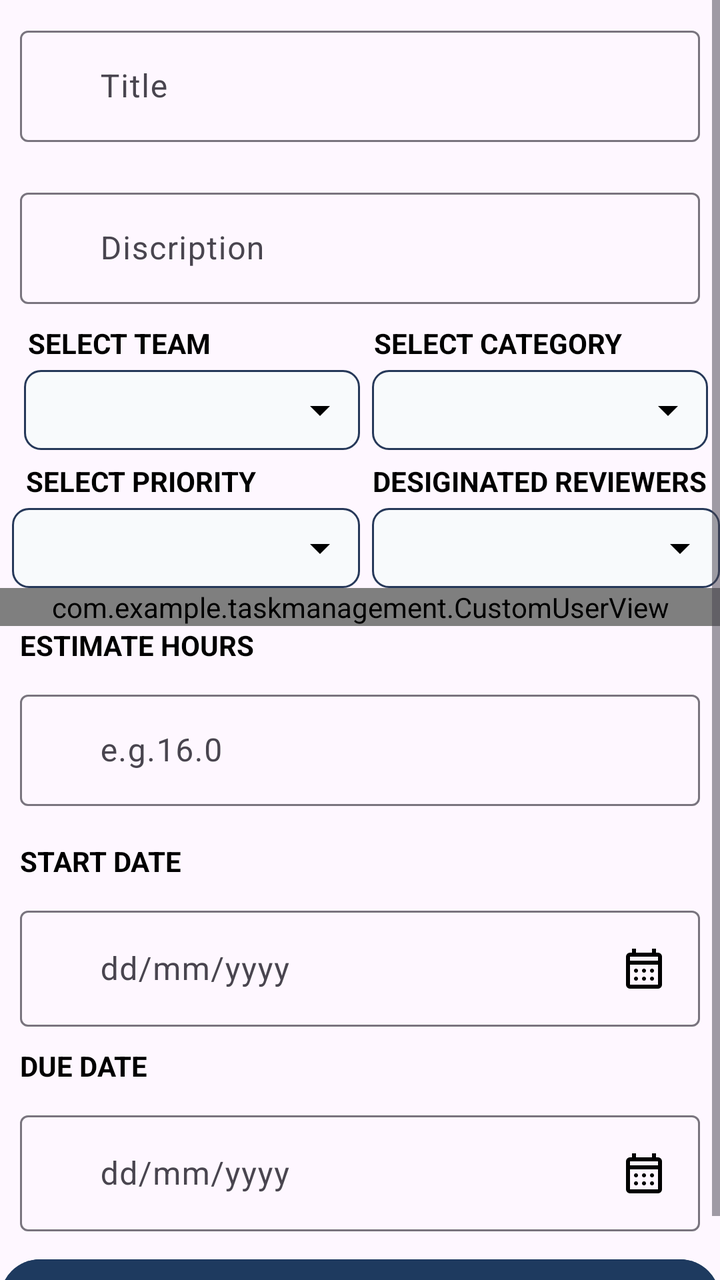
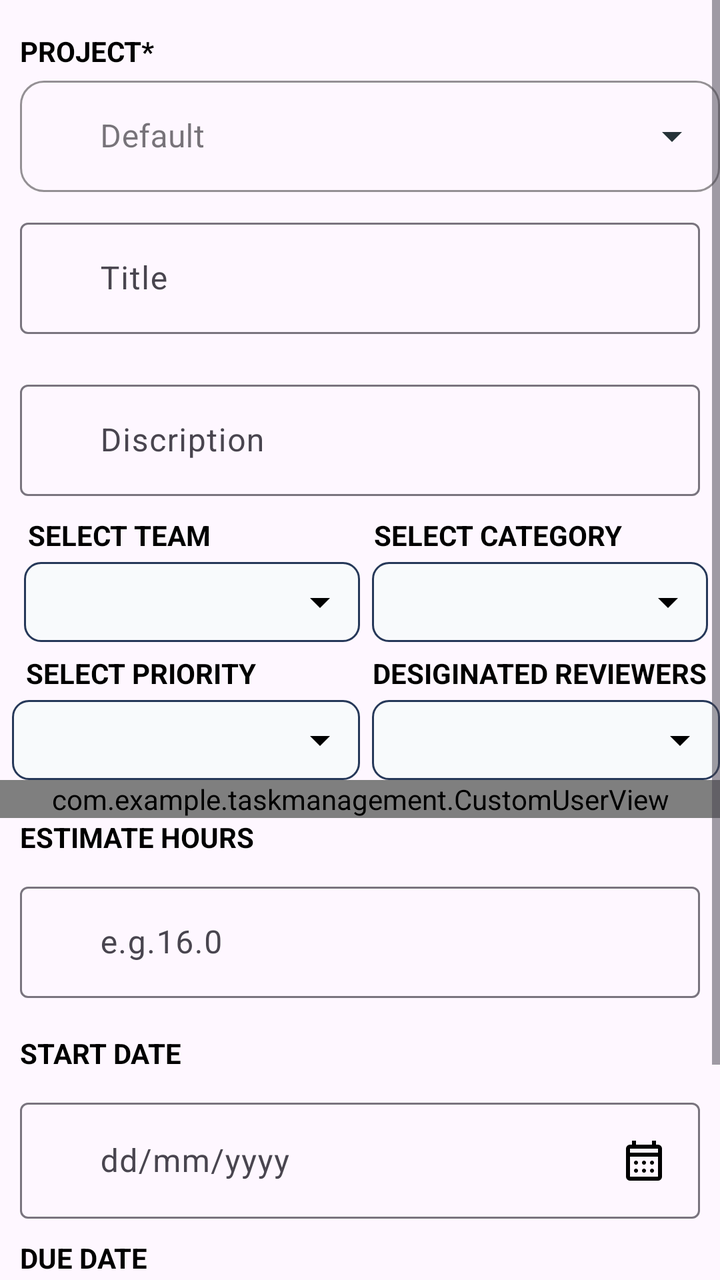

Two renders of the same Android screen: before a commit and after it. Below are the layout's source before the change and the commit's diff.
<!-- AndroidManifest.xml: application theme Theme.TaskManagement -->
<!-- res/layout/fragment_task.xml -->
<?xml version="1.0" encoding="utf-8"?>
<layout xmlns:android="http://schemas.android.com/apk/res/android"
    xmlns:tools="http://schemas.android.com/tools"
    xmlns:app="http://schemas.android.com/apk/res-auto">

    <data>

    </data>
<ScrollView
    android:layout_width="match_parent"
    android:layout_height="wrap_content">
    <LinearLayout
        android:layout_width="match_parent"
        android:layout_height="match_parent"
        android:orientation="vertical"
        tools:context=".TaskFragment">


        <com.google.android.material.textfield.TextInputLayout

            style="@style/Widget.Material3.TextInputLayout.OutlinedBox"
            android:id="@+id/title"
            android:layout_width="match_parent"
            android:layout_height="wrap_content"
            android:layout_margin="10dp"

            android:hint="Title">

            <com.google.android.material.textfield.TextInputEditText
                android:layout_width="match_parent"
                android:layout_height="wrap_content"
                android:paddingStart="40dp"/>
        </com.google.android.material.textfield.TextInputLayout>
        <LinearLayout
            android:id="@+id/Loader"
            android:orientation="vertical"
            android:layout_width="match_parent"
           android:layout_gravity="center"
            android:visibility="gone"
            android:layout_height="wrap_content">
            <ProgressBar
                android:layout_width="match_parent"
                android:layout_height="wrap_content">

            </ProgressBar>
            <TextView
                android:gravity="center"
                android:text="Loading.."
                android:layout_width="match_parent"

                android:layout_height="wrap_content"/>
        </LinearLayout>
        <com.google.android.material.textfield.TextInputLayout
            style="@style/Widget.Material3.TextInputLayout.OutlinedBox"
            android:id="@+id/discription"
            android:layout_width="match_parent"
            android:layout_height="wrap_content"
            android:layout_margin="10dp"

            android:hint="Discription">

            <com.google.android.material.textfield.TextInputEditText
                android:layout_width="match_parent"
                android:layout_height="wrap_content"
                android:paddingStart="40dp"/>
        </com.google.android.material.textfield.TextInputLayout>
        <LinearLayout
            android:layout_width="match_parent"
            android:layout_height="wrap_content"
            android:orientation="vertical"

          >
            <LinearLayout
                android:layout_width="match_parent"
                android:layout_height="wrap_content"
                android:weightSum="2">
                <TextView
                    android:layout_width="0dp"
                    android:layout_height="wrap_content"
                    android:text="SELECT TEAM"
                    android:textStyle="bold"
                    android:layout_weight="1"
                    android:textColor="@color/black"
                    android:layout_marginLeft="14dp"/>
                <TextView
                    android:layout_width="0dp"
                    android:textColor="@color/black"
                    android:layout_weight="1"
                    android:layout_height="wrap_content"
                    android:textStyle="bold"
                    android:text="SELECT CATEGORY"
                    android:layout_gravity="end"/>
            </LinearLayout>

            <LinearLayout
                android:layout_width="match_parent"
                android:layout_height="wrap_content"
                android:weightSum="2"
                android:paddingStart="6dp"
                android:paddingEnd="6dp">

                <FrameLayout
                    android:layout_width="0dp"
                    android:layout_height="40dp"
                    android:layout_weight="1"
                    android:layout_marginStart="6dp"
                    android:layout_marginTop="4dp">
                <Spinner
                    android:id="@+id/team"
                    android:layout_width="match_parent"
                    android:layout_height="match_parent"
                    android:background="@drawable/spinner_bg"
                    android:spinnerMode="dropdown"
                    android:paddingStart="8dp"
                    android:paddingEnd="24dp"/>
            </FrameLayout>

                <FrameLayout
                    android:layout_width="0dp"
                    android:layout_height="40dp"
                    android:layout_weight="1"
                    android:layout_marginStart="6dp"
                    android:layout_marginTop="4dp">

                    <Spinner
                        android:id="@+id/categoryspinner"
                        android:layout_width="match_parent"
                        android:layout_height="match_parent"
                        android:background="@drawable/spinner_bg"
                        android:spinnerMode="dropdown"
                        android:paddingStart="8dp"
                        android:paddingEnd="24dp"/>



                </FrameLayout>
            </LinearLayout>


              





            <LinearLayout
                android:layout_width="match_parent"
                android:layout_height="wrap_content"
                android:weightSum="2">
                <TextView
                    android:layout_width="0dp"
                    android:text="SELECT PRIORITY"
                    android:textStyle="bold"
                    android:layout_weight="1"
                    android:textColor="@color/black"
                    android:layout_marginTop="6dp"
                    android:layout_marginLeft="13dp"
                    android:layout_height="wrap_content"/>
                <TextView
                    android:layout_width="0dp"
                    android:layout_height="wrap_content"
                    android:text="DESIGINATED REVIEWERS"
                    android:layout_weight="1"
                    android:textColor="@color/black"
                    android:textStyle="bold"
                    android:layout_marginTop="6dp"/>
            </LinearLayout>
            <LinearLayout
                android:layout_width="match_parent"
                android:layout_height="wrap_content"
                android:orientation="horizontal"
                android:weightSum="2">
                <FrameLayout
                    android:layout_width="0dp"
                    android:layout_height="40dp"
                    android:layout_weight="1"
                    android:layout_marginStart="6dp"
                    android:layout_marginTop="4dp">

                    <Spinner
                        android:id="@+id/periorityspinner"
                        android:layout_width="match_parent"
                        android:layout_height="match_parent"
                        android:background="@drawable/spinner_bg"
                        android:spinnerMode="dropdown"
                        android:paddingStart="8dp"
                        android:paddingEnd="24dp"/>



                </FrameLayout>
                <FrameLayout
                    android:layout_width="0dp"
                    android:layout_height="40dp"
                    android:layout_weight="1"
                    android:layout_marginStart="6dp"
                    android:layout_marginTop="4dp">

                    <Spinner
                        android:id="@+id/revierSpiner"
                        android:layout_width="match_parent"
                        android:layout_height="match_parent"
                        android:background="@drawable/spinner_bg"
                        android:spinnerMode="dropdown"
                        android:paddingStart="8dp"
                        android:paddingEnd="24dp"/>



                </FrameLayout>
            </LinearLayout>
        </LinearLayout>
     
        <com.example.taskmanagement.CustomUserView
           android:id="@+id/customUser"
           android:layout_width="match_parent"
           android:layout_height="wrap_content">

       </com.example.taskmanagement.CustomUserView>
        <TextView
            android:text="ESTIMATE HOURS"
            android:textStyle="bold"
            android:textColor="@color/black"
            android:layout_marginLeft="10dp"
            android:layout_width="match_parent"
            android:layout_height="wrap_content"/>
        <com.google.android.material.textfield.TextInputLayout
            style="@style/Widget.Material3.TextInputLayout.OutlinedBox"
            android:id="@+id/hours"
            android:layout_width="match_parent"
            android:layout_height="wrap_content"
            android:layout_margin="10dp"
            android:hint="e.g.16.0">

            <com.google.android.material.textfield.TextInputEditText
                android:layout_width="match_parent"
                android:layout_height="wrap_content"
                android:inputType="number"
                android:paddingStart="40dp"/>
        </com.google.android.material.textfield.TextInputLayout>
        <TextView
            android:text="START DATE"
            android:textColor="@color/black"
            android:textStyle="bold"
            android:layout_marginLeft="10dp"
            android:layout_marginTop="8dp"
            android:layout_width="match_parent"
            android:layout_height="wrap_content"/>
        <com.google.android.material.textfield.TextInputLayout
            style="@style/Widget.Material3.TextInputLayout.OutlinedBox"

            android:layout_width="match_parent"
            android:layout_height="wrap_content"
            android:hint="dd/mm/yyyy"
            android:layout_margin="10dp"
            >

            <com.google.android.material.textfield.TextInputEditText
                android:id="@+id/startDate"
                android:layout_width="match_parent"
                android:layout_height="wrap_content"
                android:paddingStart="40dp"
              android:drawableEnd="@drawable/outline_calendar_month_24" />
        </com.google.android.material.textfield.TextInputLayout>
        <TextView
            android:textStyle="bold"
            android:text="DUE DATE"
            android:textColor="@color/black"

            android:layout_marginLeft="10dp"
            android:layout_width="match_parent"
            android:layout_height="wrap_content"/>
        <com.google.android.material.textfield.TextInputLayout
            style="@style/Widget.Material3.TextInputLayout.OutlinedBox"

            android:layout_width="match_parent"
            android:layout_height="wrap_content"
            android:layout_margin="10dp"

            android:hint="dd/mm/yyyy">

            <com.google.android.material.textfield.TextInputEditText
                android:id="@+id/dueDate"
                android:layout_width="match_parent"
                android:layout_height="wrap_content"
                android:paddingStart="40dp"
                android:drawableEnd="@drawable/outline_calendar_month_24"/>
        </com.google.android.material.textfield.TextInputLayout>

        <Button
            android:id="@+id/savebtn"
            android:textColor="@color/white"
            android:text="Create"
            android:layout_gravity="center"
            android:backgroundTint="@color/darknavey"
            android:layout_width="match_parent"
            android:layout_height="wrap_content"/>
    </LinearLayout>
</ScrollView>

</layout>
<!-- resources referenced by this layout -->
<resources>
  <color name="black">#FF000000</color>
  <color name="darknavey">#1E3A5F</color>
  <color name="white">#FFFFFFFF</color>
  <!-- drawable outline_calendar_month_24 (drawable) -->
  <vector xmlns:android="http://schemas.android.com/apk/res/android" android:height="24dp" android:tint="#000000" android:viewportHeight="960" android:viewportWidth="960" android:width="24dp">
        
      <path android:fillColor="@android:color/white" android:pathData="M200,880Q167,880 143.5,856.5Q120,833 120,800L120,240Q120,207 143.5,183.5Q167,160 200,160L240,160L240,80L320,80L320,160L640,160L640,80L720,80L720,160L760,160Q793,160 816.5,183.5Q840,207 840,240L840,800Q840,833 816.5,856.5Q793,880 760,880L200,880ZM200,800L760,800Q760,800 760,800Q760,800 760,800L760,400L200,400L200,800Q200,800 200,800Q200,800 200,800ZM200,320L760,320L760,240Q760,240 760,240Q760,240 760,240L200,240Q200,240 200,240Q200,240 200,240L200,320ZM200,320L200,240Q200,240 200,240Q200,240 200,240L200,240Q200,240 200,240Q200,240 200,240L200,320ZM480,560Q463,560 451.5,548.5Q440,537 440,520Q440,503 451.5,491.5Q463,480 480,480Q497,480 508.5,491.5Q520,503 520,520Q520,537 508.5,548.5Q497,560 480,560ZM291.5,548.5Q280,537 280,520Q280,503 291.5,491.5Q303,480 320,480Q337,480 348.5,491.5Q360,503 360,520Q360,537 348.5,548.5Q337,560 320,560Q303,560 291.5,548.5ZM640,560Q623,560 611.5,548.5Q600,537 600,520Q600,503 611.5,491.5Q623,480 640,480Q657,480 668.5,491.5Q680,503 680,520Q680,537 668.5,548.5Q657,560 640,560ZM480,720Q463,720 451.5,708.5Q440,697 440,680Q440,663 451.5,651.5Q463,640 480,640Q497,640 508.5,651.5Q520,663 520,680Q520,697 508.5,708.5Q497,720 480,720ZM291.5,708.5Q280,697 280,680Q280,663 291.5,651.5Q303,640 320,640Q337,640 348.5,651.5Q360,663 360,680Q360,697 348.5,708.5Q337,720 320,720Q303,720 291.5,708.5ZM640,720Q623,720 611.5,708.5Q600,697 600,680Q600,663 611.5,651.5Q623,640 640,640Q657,640 668.5,651.5Q680,663 680,680Q680,697 668.5,708.5Q657,720 640,720Z"/>
      
  </vector>
  <!-- drawable spinner_bg (drawable) -->
  <?xml version="1.0" encoding="utf-8"?>
  <layer-list xmlns:android="http://schemas.android.com/apk/res/android">
  
      <item>
          <shape android:shape="rectangle">
              <solid android:color="@color/grey" />
              <corners android:radius="8dp" />
              <stroke
                  android:width="1dp"
                  android:color="#263859" />
          </shape>
      </item>
  
      <item
          android:drawable="@drawable/outline_arrow_drop_down_24"
          android:gravity="end|center_vertical"
          android:right="8dp" />
  
  </layer-list>
  <style name="Theme.TaskManagement" parent="Base.Theme.TaskManagement" />
  <color name="grey">#F8FAFC</color>
  <!-- drawable outline_arrow_drop_down_24 (drawable) -->
  <vector xmlns:android="http://schemas.android.com/apk/res/android" android:height="24dp" android:tint="#000000" android:viewportHeight="960" android:viewportWidth="960" android:width="24dp">
        
      <path android:fillColor="@android:color/white" android:pathData="M480,600L280,400L680,400L480,600Z"/>
      
  </vector>
  <style name="Base.Theme.TaskManagement" parent="Theme.Material3.DayNight.NoActionBar">
          
          
      </style>
</resources>

<!-- the commit's change to res/layout/fragment_task.xml (unified diff, before → after) -->
@@ -14,8 +14,39 @@
         android:layout_height="match_parent"
         android:orientation="vertical"
         tools:context=".TaskFragment">
-
-
+        <TextView
+            android:layout_marginTop="16dp"
+            android:textStyle="bold"
+            android:text="PROJECT*"
+            android:layout_marginLeft="10dp"
+            android:textColor="@color/black"
+            android:layout_width="match_parent"
+            android:layout_height="wrap_content"/>
+        <com.google.android.material.textfield.TextInputLayout
+            android:id="@+id/projectLayout"
+            style="@style/Widget.MaterialComponents.TextInputLayout.OutlinedBox.ExposedDropdownMenu"
+            android:layout_width="match_parent"
+            android:layout_height="wrap_content"
+            app:boxCornerRadiusTopStart="12dp"
+            app:boxCornerRadiusTopEnd="12dp"
+            app:boxCornerRadiusBottomStart="12dp"
+            app:boxCornerRadiusBottomEnd="12dp"
+            app:boxStrokeColor="#6750FF"
+            app:boxStrokeWidth="1dp"
+            app:boxStrokeWidthFocused="2dp"
+            android:layout_marginLeft="10dp"
+            app:endIconTint="#263238">
+
+        <com.google.android.material.textfield.MaterialAutoCompleteTextView
+            android:id="@+id/projectSpinner"
+            android:layout_width="match_parent"
+            android:layout_height="wrap_content"
+            android:inputType="none"
+            android:hint="Default"
+            android:textSize="16sp"
+            android:paddingStart="40dp"
+            android:dropDownHeight="wrap_content"/>
+        </com.google.android.material.textfield.TextInputLayout>
         <com.google.android.material.textfield.TextInputLayout
 
             style="@style/Widget.Material3.TextInputLayout.OutlinedBox"
@@ -23,7 +54,6 @@
             android:layout_width="match_parent"
             android:layout_height="wrap_content"
             android:layout_margin="10dp"
-
             android:hint="Title">
 
             <com.google.android.material.textfield.TextInputEditText
@@ -63,7 +93,13 @@
                 android:layout_width="match_parent"
                 android:layout_height="wrap_content"
                 android:paddingStart="40dp"/>
-        </com.google.android.material.textfield.TextInputLayout>
+
+        </com.google.android.material.textfield.TextInputLayout>
+        <LinearLayout
+            android:layout_width="match_parent"
+            android:layout_height="wrap_content">
+
+        </LinearLayout>
         <LinearLayout
             android:layout_width="match_parent"
             android:layout_height="wrap_content"
